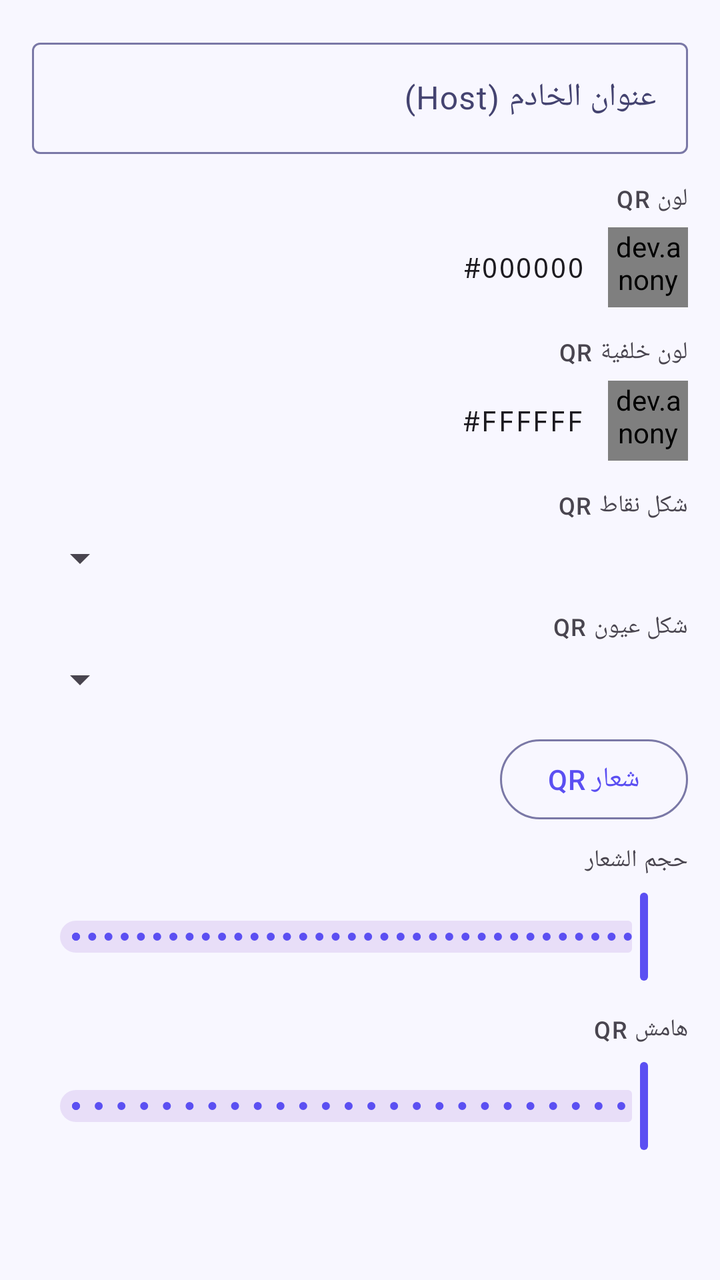
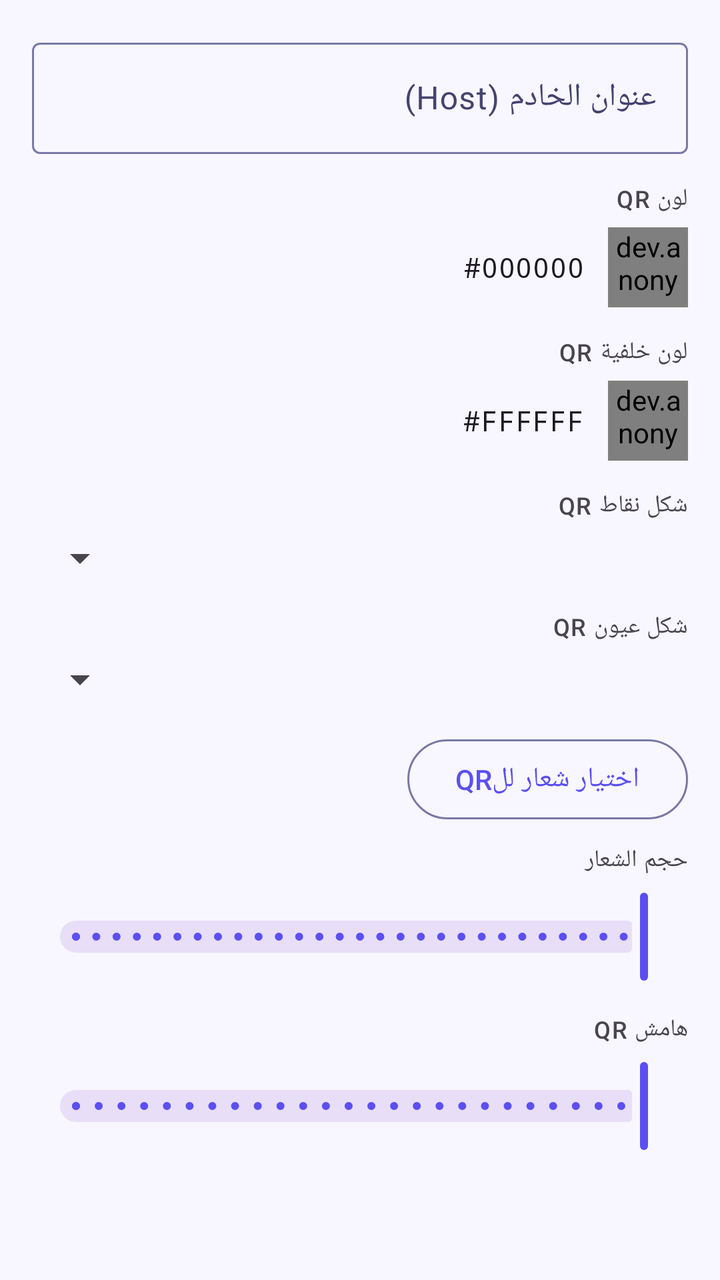

The first picture is an Android layout as it rendered before a commit; the second is the same layout after the commit. The layout source and the unified diff follow.
<!-- AndroidManifest.xml: application theme Theme.CardsDesignerPro -->
<!-- res/layout/fragment_prop_qr.xml -->
<?xml version="1.0" encoding="utf-8"?>
<ScrollView xmlns:android="http://schemas.android.com/apk/res/android"
    xmlns:app="http://schemas.android.com/apk/res-auto"
    android:layout_width="match_parent" android:layout_height="match_parent"
    android:layoutDirection="rtl">
    <LinearLayout android:layout_width="match_parent" android:layout_height="wrap_content"
        android:orientation="vertical" android:padding="16dp">

        
        <com.google.android.material.textfield.TextInputLayout
            android:id="@+id/til_host"
            style="@style/Widget.Material3.TextInputLayout.OutlinedBox"
            android:layout_width="match_parent" android:layout_height="wrap_content"
            android:hint="@string/prop_host" android:layout_marginBottom="14dp">
            <com.google.android.material.textfield.TextInputEditText
                android:id="@+id/et_host"
                android:layout_width="match_parent" android:layout_height="wrap_content"
                android:inputType="textUri" android:imeOptions="actionDone" android:maxLines="1" />
        </com.google.android.material.textfield.TextInputLayout>

        
        <TextView android:layout_width="match_parent" android:layout_height="wrap_content"
            android:text="@string/prop_qr_color" android:textAppearance="?attr/textAppearanceLabelMedium"
            android:layout_marginBottom="6dp" />
        <LinearLayout android:layout_width="match_parent" android:layout_height="wrap_content"
            android:orientation="horizontal" android:gravity="center_vertical" android:layout_marginBottom="14dp">
            <dev.anonymous.cardsdesignerpro.common.widget.ColorPreviewView
                android:id="@+id/cpv_qr_color"
                android:layout_width="40dp" android:layout_height="40dp" android:layout_marginEnd="12dp" />
            <TextView android:id="@+id/tv_qr_color_hex" android:layout_width="wrap_content"
                android:layout_height="wrap_content" android:fontFamily="monospace"
                android:textAppearance="?attr/textAppearanceBodyMedium" android:text="#000000" />
        </LinearLayout>

        
        <TextView android:layout_width="match_parent" android:layout_height="wrap_content"
            android:text="@string/prop_qr_bg_color" android:textAppearance="?attr/textAppearanceLabelMedium"
            android:layout_marginBottom="6dp" />
        <LinearLayout android:layout_width="match_parent" android:layout_height="wrap_content"
            android:orientation="horizontal" android:gravity="center_vertical" android:layout_marginBottom="14dp">
            <dev.anonymous.cardsdesignerpro.common.widget.ColorPreviewView
                android:id="@+id/cpv_qr_bg_color"
                android:layout_width="40dp" android:layout_height="40dp" android:layout_marginEnd="12dp" />
            <TextView android:id="@+id/tv_qr_bg_color_hex" android:layout_width="wrap_content"
                android:layout_height="wrap_content" android:fontFamily="monospace"
                android:textAppearance="?attr/textAppearanceBodyMedium" android:text="#FFFFFF" />
        </LinearLayout>

        
        <TextView android:layout_width="match_parent" android:layout_height="wrap_content"
            android:text="@string/prop_qr_pixel_shape" android:textAppearance="?attr/textAppearanceLabelMedium"
            android:layout_marginBottom="6dp" />
        <Spinner android:id="@+id/spinner_pixel_shape"
            android:layout_width="match_parent" android:layout_height="wrap_content"
            android:layout_marginBottom="14dp" />

        
        <TextView android:layout_width="match_parent" android:layout_height="wrap_content"
            android:text="@string/prop_qr_eye_shape" android:textAppearance="?attr/textAppearanceLabelMedium"
            android:layout_marginBottom="6dp" />
        <Spinner android:id="@+id/spinner_eye_shape"
            android:layout_width="match_parent" android:layout_height="wrap_content"
            android:layout_marginBottom="14dp" />

        
        <com.google.android.material.button.MaterialButton
            android:id="@+id/btn_pick_logo"
            style="@style/Widget.Material3.Button.OutlinedButton"
            android:layout_width="wrap_content" android:layout_height="wrap_content"
            android:text="@string/prop_logo"
            android:layout_marginBottom="8dp" />

        <LinearLayout
            android:id="@+id/layout_selected_logo"
            android:layout_width="match_parent"
            android:layout_height="wrap_content"
            android:orientation="vertical"
            android:visibility="gone">

            <LinearLayout
                android:layout_width="match_parent"
                android:layout_height="wrap_content"
                android:background="?attr/colorSurfaceVariant"
                android:padding="8dp"
                android:gravity="center_vertical"
                android:orientation="horizontal"
                android:layout_marginBottom="8dp">

                <TextView
                    android:id="@+id/tv_logo_name"
                    android:layout_width="0dp"
                    android:layout_height="wrap_content"
                    android:layout_weight="1"
                    android:layout_marginEnd="8dp"
                    android:text="الشعار المختار"
                    android:textAppearance="?attr/textAppearanceBodyMedium" />

                <ImageView
                    android:id="@+id/btn_remove_logo"
                    android:layout_width="32dp"
                    android:layout_height="32dp"
                    android:background="?attr/selectableItemBackgroundBorderless"
                    android:clickable="true"
                    android:focusable="true"
                    android:padding="4dp"
                    android:src="@drawable/ic_delete_24"
                    app:tint="?attr/colorError" />
            </LinearLayout>

            
            <com.google.android.material.checkbox.MaterialCheckBox
                android:id="@+id/cb_tint_logo"
                android:layout_width="match_parent"
                android:layout_height="wrap_content"
                android:text="تلوين الشعار بنفس لون الباركود"
                android:layout_marginBottom="14dp" />
        </LinearLayout>

        
        <TextView android:layout_width="match_parent" android:layout_height="wrap_content"
            android:text="@string/prop_logo_size" android:textAppearance="?attr/textAppearanceLabelMedium"
            android:layout_marginBottom="6dp" />
        <com.google.android.material.slider.Slider android:id="@+id/slider_logo_size"
            android:layout_width="match_parent" android:layout_height="wrap_content"
            android:valueFrom="0.05" android:valueTo="0.6" android:stepSize="0.01"
            android:layout_marginBottom="14dp" />

        
        <TextView android:layout_width="match_parent" android:layout_height="wrap_content"
            android:text="@string/prop_qr_padding" android:textAppearance="?attr/textAppearanceLabelMedium"
            android:layout_marginBottom="6dp" />
        <com.google.android.material.slider.Slider android:id="@+id/slider_qr_padding"
            android:layout_width="match_parent" android:layout_height="wrap_content"
            android:valueFrom="0.0" android:valueTo="0.25" android:stepSize="0.01"
            android:layout_marginBottom="14dp" />

    </LinearLayout>
</ScrollView>
<!-- resources referenced by this layout -->
<resources>
  <!-- drawable ic_delete_24 (drawable) -->
  <vector xmlns:android="http://schemas.android.com/apk/res/android"
      android:width="24dp"
      android:height="24dp"
      android:viewportWidth="24"
      android:viewportHeight="24">
    <path
        android:pathData="M6,19c0,1.1 0.9,2 2,2h8c1.1,0 2,-0.9 2,-2V7H6v12zM19,4h-3.5l-1,-1h-5l-1,1H5v2h14V4z"
        android:fillColor="#000000"/>
  </vector>
  <string name="prop_host">عنوان الخادم (Host)</string>
  <string name="prop_logo">شعار QR</string>
  <string name="prop_logo_size">حجم الشعار</string>
  <string name="prop_qr_bg_color">لون خلفية QR</string>
  <string name="prop_qr_color">لون QR</string>
  <string name="prop_qr_eye_shape">شكل عيون QR</string>
  <string name="prop_qr_padding">هامش QR</string>
  <string name="prop_qr_pixel_shape">شكل نقاط QR</string>
  <style name="Theme.CardsDesignerPro" parent="Base.Theme.CardsDesignerPro" />
  <style name="Base.Theme.CardsDesignerPro" parent="Theme.Material3.DayNight.NoActionBar">
          <item name="colorPrimary">@color/md_theme_light_primary</item>
          <item name="colorOnPrimary">@color/md_theme_light_onPrimary</item>
          <item name="colorPrimaryContainer">@color/md_theme_light_primaryContainer</item>
          <item name="colorOnPrimaryContainer">@color/md_theme_light_onPrimaryContainer</item>
          <item name="colorSecondary">@color/md_theme_light_secondary</item>
          <item name="colorOnSecondary">@color/md_theme_light_onSecondary</item>
          <item name="android:colorBackground">@color/md_theme_light_background</item>
          <item name="colorSurface">@color/md_theme_light_surface</item>
          <item name="colorOnSurface">@color/md_theme_light_onSurface</item>
          <item name="colorSurfaceVariant">@color/md_theme_light_surfaceVariant</item>
          <item name="colorOnSurfaceVariant">@color/md_theme_light_onSurfaceVariant</item>
          <item name="colorOutline">@color/md_theme_light_outline</item>
          <item name="colorError">@color/md_theme_light_error</item>
          <item name="colorOnError">@color/md_theme_light_onError</item>
          <item name="android:layoutDirection">rtl</item>
          <item name="android:supportsRtl">true</item>
      </style>
  <color name="md_theme_light_primary">#FF5B4FF2</color>
  <color name="md_theme_light_onPrimary">#FFFFFFFF</color>
  <color name="md_theme_light_primaryContainer">#FFE8E5FF</color>
  <color name="md_theme_light_onPrimaryContainer">#FF1A006E</color>
  <color name="md_theme_light_secondary">#FF00BFA5</color>
  <color name="md_theme_light_onSecondary">#FFFFFFFF</color>
  <color name="md_theme_light_background">#FFF8F7FF</color>
  <color name="md_theme_light_surface">#FFFFFFFF</color>
  <color name="md_theme_light_onSurface">#FF1A1A2E</color>
  <color name="md_theme_light_surfaceVariant">#FFE8E5FF</color>
  <color name="md_theme_light_onSurfaceVariant">#FF444370</color>
  <color name="md_theme_light_outline">#FF7A78A6</color>
  <color name="md_theme_light_error">#FFB3261E</color>
  <color name="md_theme_light_onError">#FFFFFFFF</color>
</resources>

<!-- the commit's change to res/layout/fragment_prop_qr.xml (unified diff, before → after) -->
@@ -67,7 +67,7 @@
             android:id="@+id/btn_pick_logo"
             style="@style/Widget.Material3.Button.OutlinedButton"
             android:layout_width="wrap_content" android:layout_height="wrap_content"
-            android:text="@string/prop_logo"
+            android:text="اختيار شعار للQR"
             android:layout_marginBottom="8dp" />
 
         <LinearLayout
@@ -117,12 +117,13 @@
         </LinearLayout>
 
         
-        <TextView android:layout_width="match_parent" android:layout_height="wrap_content"
+        <TextView android:id="@+id/tv_logo_size_label"
+            android:layout_width="match_parent" android:layout_height="wrap_content"
             android:text="@string/prop_logo_size" android:textAppearance="?attr/textAppearanceLabelMedium"
             android:layout_marginBottom="6dp" />
         <com.google.android.material.slider.Slider android:id="@+id/slider_logo_size"
             android:layout_width="match_parent" android:layout_height="wrap_content"
-            android:valueFrom="0.05" android:valueTo="0.6" android:stepSize="0.01"
+            android:valueFrom="5" android:valueTo="33" android:stepSize="1"
             android:layout_marginBottom="14dp" />
 
         
@@ -131,7 +132,7 @@
             android:layout_marginBottom="6dp" />
         <com.google.android.material.slider.Slider android:id="@+id/slider_qr_padding"
             android:layout_width="match_parent" android:layout_height="wrap_content"
-            android:valueFrom="0.0" android:valueTo="0.25" android:stepSize="0.01"
+            android:valueFrom="0" android:valueTo="25" android:stepSize="1"
             android:layout_marginBottom="14dp" />
 
     </LinearLayout>
<!-- resource entries referenced after the edit -->
@@ -11,7 +11,6 @@
         android:fillColor="#000000"/>
   </vector>
   <string name="prop_host">عنوان الخادم (Host)</string>
-  <string name="prop_logo">شعار QR</string>
   <string name="prop_logo_size">حجم الشعار</string>
   <string name="prop_qr_bg_color">لون خلفية QR</string>
   <string name="prop_qr_color">لون QR</string>
@@ -34,6 +33,8 @@
           <item name="colorOutline">@color/md_theme_light_outline</item>
           <item name="colorError">@color/md_theme_light_error</item>
           <item name="colorOnError">@color/md_theme_light_onError</item>
+          <item name="android:statusBarColor">?attr/colorSurface</item>
+          <item name="android:windowLightStatusBar">true</item>
           <item name="android:layoutDirection">rtl</item>
           <item name="android:supportsRtl">true</item>
       </style>
